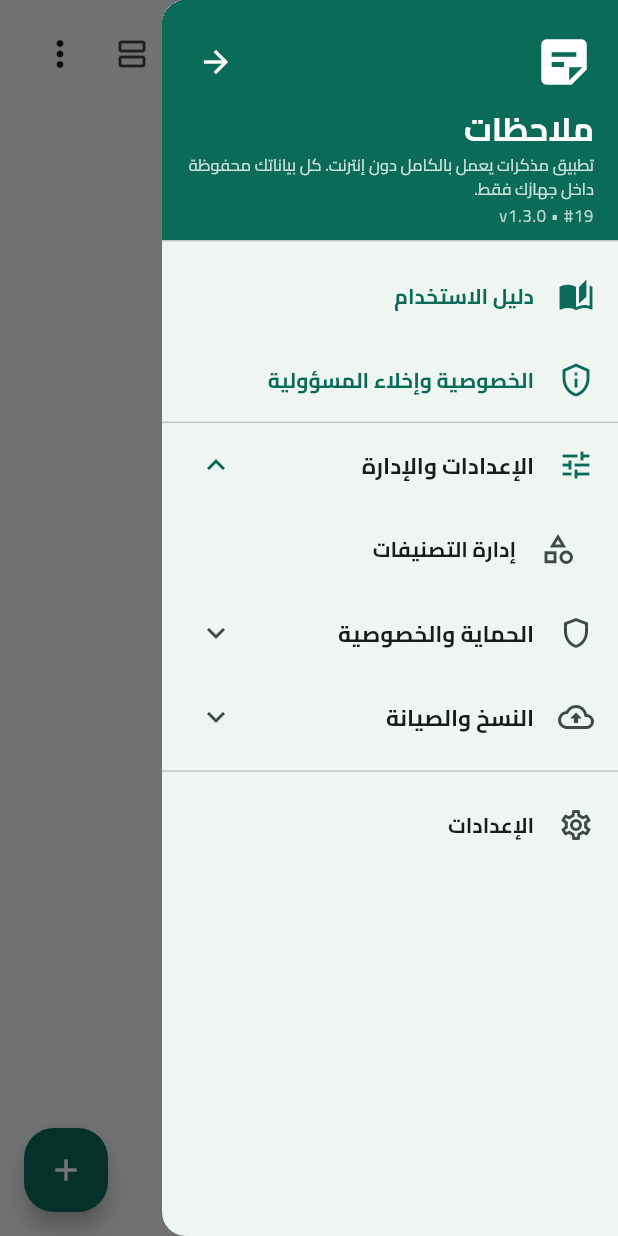
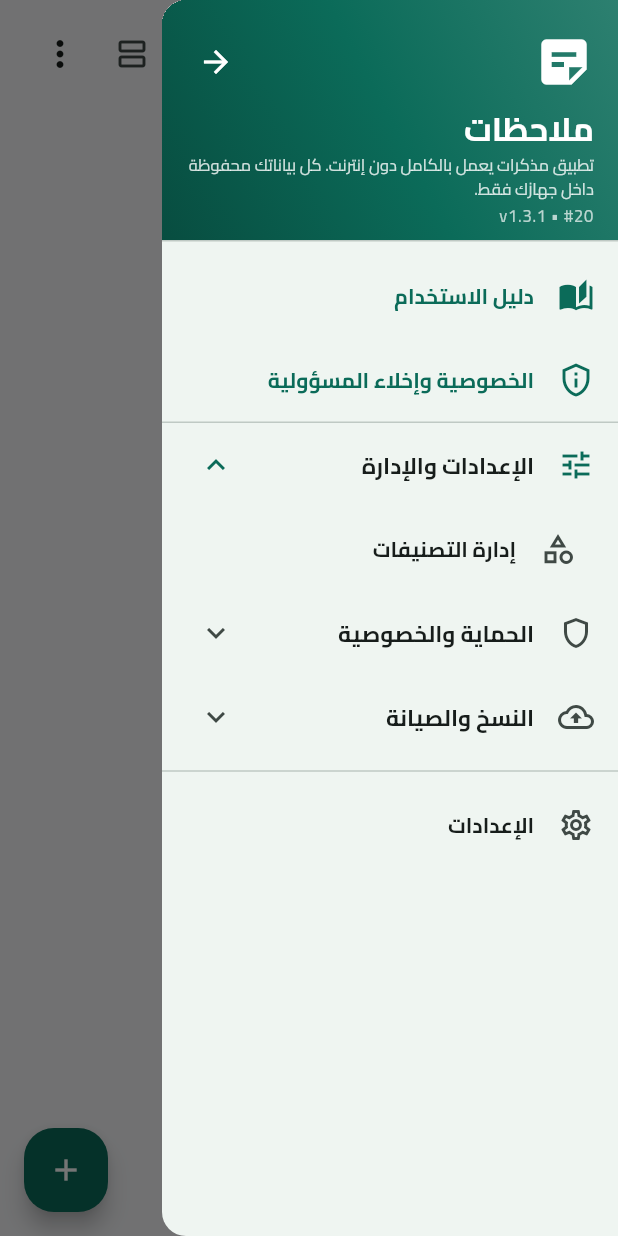
Before and after one commit to alaoufi/Note_only, a Flutter app: the HomeScreen screen opened directly, with the side drawer open, on a phone screen of 412 x 824 dp. Run offline on Flutter 3.47's test engine with Material 3 defaults, Android fonts, the phone set to English and light mode, and no system bars; drawn by our look-alikes of dynamic_color; our stand-ins replace audioplayers, device_info_plus, file_picker, flutter_colorpicker, flutter_local_notifications, flutter_secure_storage and 13 more; missing offline and left inert: android_id, cryptography, encrypt, extension_google_sign_in_as_googleapis_auth, flutter_quill, googleapis and 2 more; accounts and stored records are empty; project files that could hold a hidden picture were left out.

Commit message:
fix: align app theme with the green logo + menu header in logo shades
The drawer/menu showed blue because the device carried an old
"أزرق هادئ" (0xFF3F6FB5) seed selection, clashing with the green logo.

- one-time realignment: devices still on the calm-blue seed (or with no
  choice) are switched to the emerald logo colour once; any future colour
  the user picks is respected (guarded by a brand_realign_v1 flag).
- drawer header now uses a gradient of the identity colour's shades
  ("درجات لون اللوقو") for a unified, premium look.

Bumps version to 1.3.1+20.

Co-Authored-By: Claude Opus 4.8 <noreply@anthropic.com>
Claude-Session: https://claude.ai/code/session_01YUmFMdFAgBYxV54PsvaY2c

```diff
--- a/lib/widgets/app_drawer.dart
+++ b/lib/widgets/app_drawer.dart
@@ -43,7 +43,20 @@ class AppDrawer extends StatelessWidget {
           padding: EdgeInsets.zero,
           children: [
             DrawerHeader(
-              decoration: BoxDecoration(color: scheme.primary),
+              // ترويسة بتدرّج من درجات لون الهوية (اللوقو) — عمق أنيق موحّد.
+              decoration: BoxDecoration(
+                gradient: LinearGradient(
+                  begin: Alignment.topRight,
+                  end: Alignment.bottomLeft,
+                  colors: [
+                    Color.alphaBlend(
+                        Colors.white.withOpacity(0.14), scheme.primary),
+                    scheme.primary,
+                    Color.alphaBlend(
+                        Colors.black.withOpacity(0.28), scheme.primary),
+                  ],
+                ),
+              ),
               child: Column(
                 crossAxisAlignment: CrossAxisAlignment.start,
                 mainAxisAlignment: MainAxisAlignment.end,
--- a/pubspec.yaml
+++ b/pubspec.yaml
@@ -1,7 +1,7 @@
 name: mudhakkarati
 description: "ملاحظات - تطبيق ملاحظات منبثق عن مذكراتي (مستقل للتطوير)."
 publish_to: 'none'
-version: 1.3.0+19
+version: 1.3.1+20
 
 environment:
   sdk: '>=3.4.0 <4.0.0'
```
Also changed, not shown: lib/features/settings/settings_provider.dart (+11 -0 lines).
